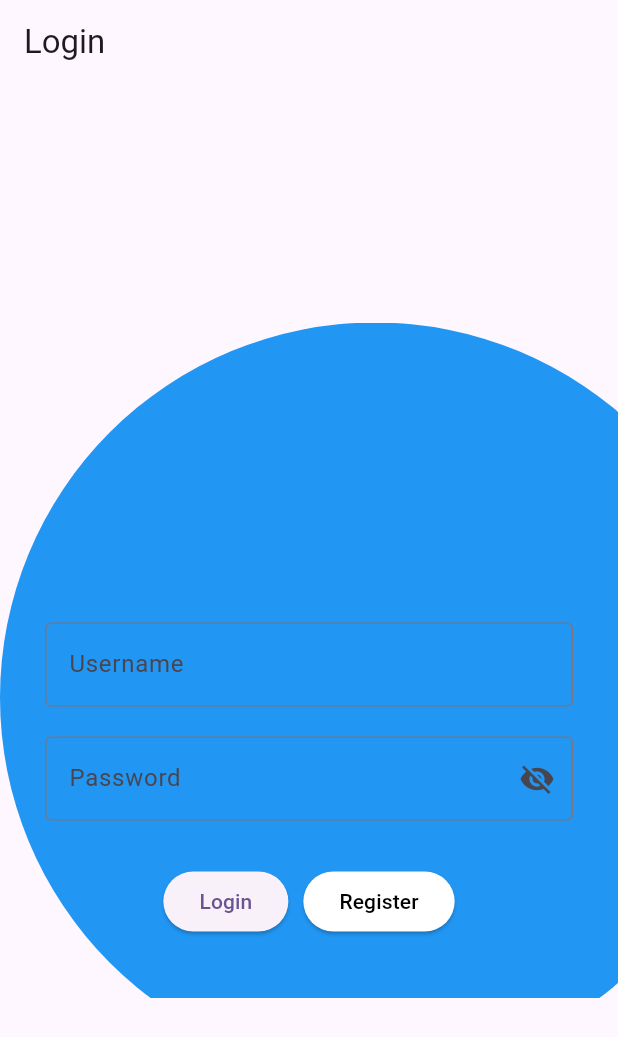
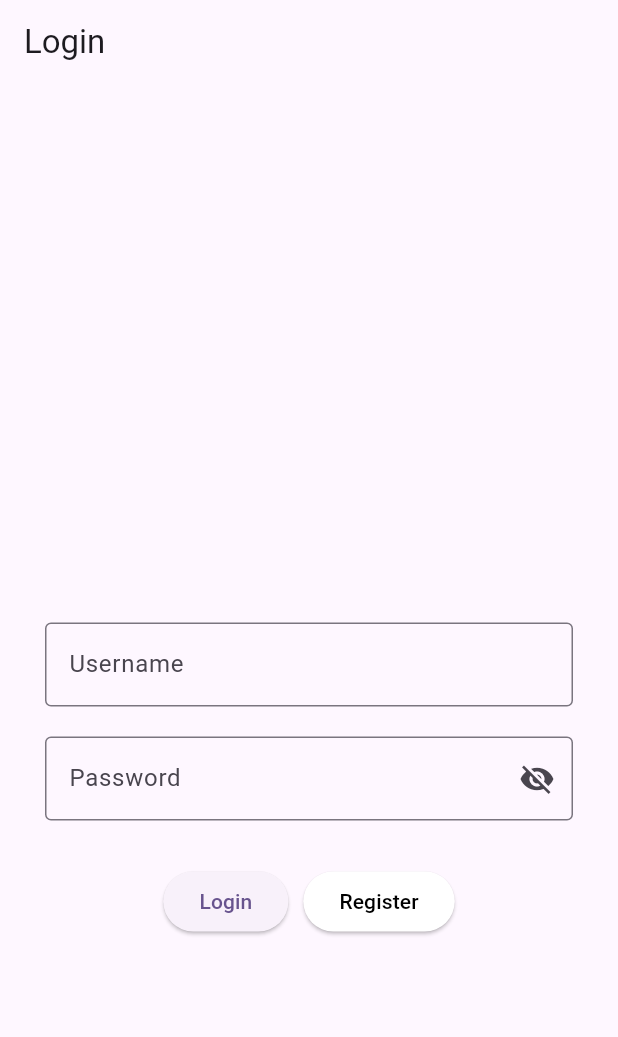
Before and after one commit to Ratih-Shinta/flutter_movie, a Flutter app: the screen it shows after launch, on a phone screen of 412 x 824 dp. Shown: the top 1037 px of the screen. Run offline on Flutter 3.47's test engine with Material 2 defaults, Android fonts, the phone set to English and light mode, and no system bars.

Commit message:
second commit

```diff
--- a/lib/login.dart
+++ b/lib/login.dart
@@ -44,21 +44,7 @@ class _LoginPageState extends State<LoginPage> {
       ),
       body: Center(
         child: SingleChildScrollView(
-          child: Stack(
-            children: [
-              Positioned(
-                top: 0,
-                left: 0,
           child: Container(
-                  width: 500,
-                  height: 500,
-                  decoration: BoxDecoration(
-                    shape: BoxShape.circle,
-                    color: Colors.blue,
-                  ),
-                ),
-              ),
-              Container(
             padding: EdgeInsets.symmetric(horizontal: 20, vertical: 40),
             child: Column(
               mainAxisAlignment: MainAxisAlignment.center,
@@ -99,8 +85,6 @@ class _LoginPageState extends State<LoginPage> {
               ],
             ),
           ),
-            ],
-          ),
         ),
       ),
     );
```
Lines whose indentation alone changed are shown as unchanged.
